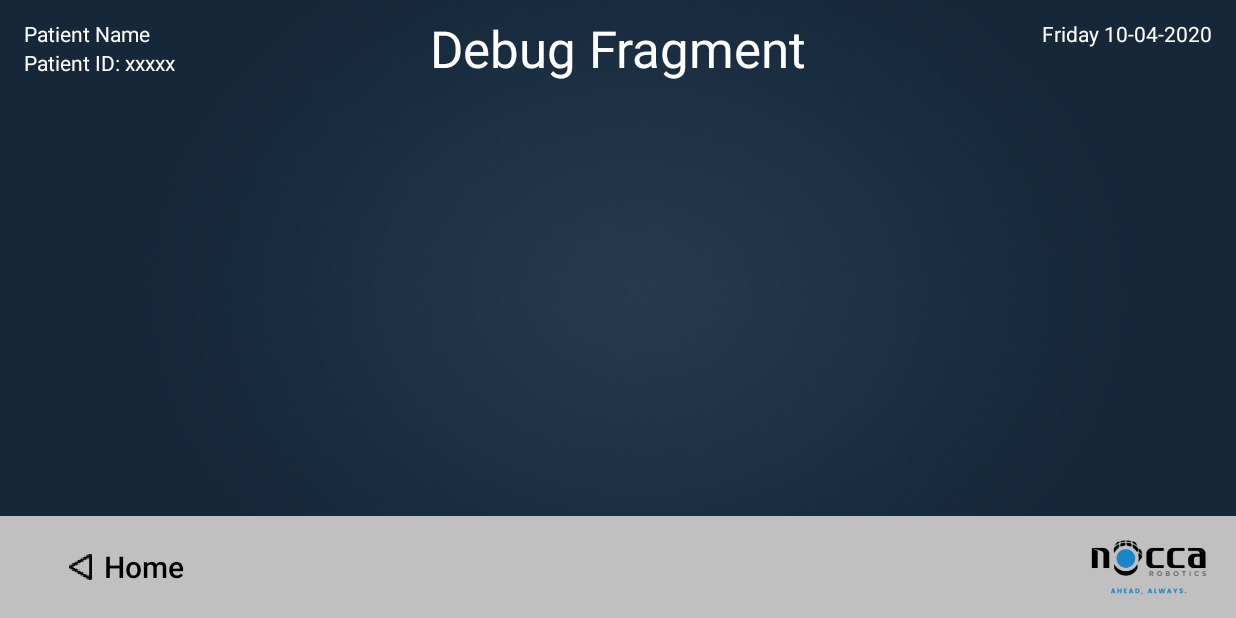
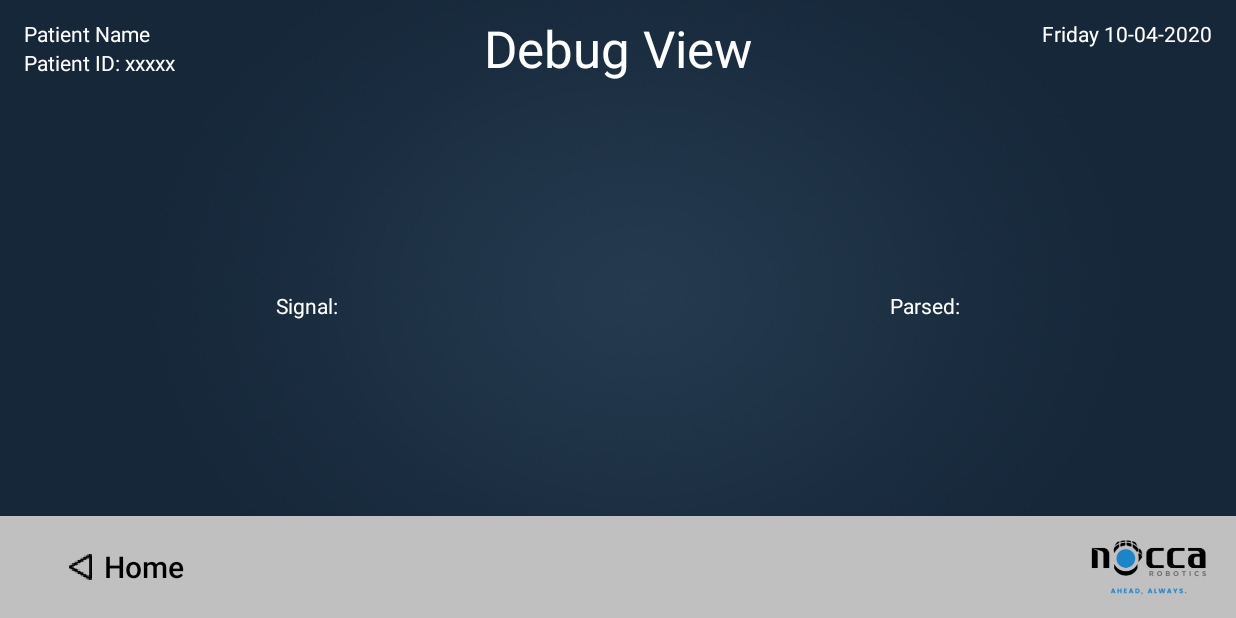
Before and after one commit to kshivang/NoccaVentilator, an Android app: the fragment DebugFragment placed in its activity, on a phone screen of 824 x 412 dp (held sideways). Run offline under Robolectric (Android 15) with nearby library versions, the phone set to English and light mode, and no system bars; our stand-ins replace RxJava; libraries missing offline, so code that uses them is left out: com.felhr.usbserial; 1 statement that could not run was skipped.

Commit message:
before patient integration done

```diff
--- a/app/src/main/java/ai/rever/noccaventilator/api/BottomStausGetter.kt
+++ b/app/src/main/java/ai/rever/noccaventilator/api/BottomStausGetter.kt
@@ -4,19 +4,19 @@ import ai.rever.noccaventilator.model.BottomStatus
 import io.reactivex.rxjava3.core.Flowable
 import io.reactivex.rxjava3.kotlin.Flowables
 
-val bottomStatusFlowable = run {
+val bottomStatusFlowable get() = run {
     Flowables.combineLatest(pipFlowable, peepFlowable, rrFlowable, ieFlowable
     ) { pip, peep, rr, ie -> BottomStatus(pip, peep, rr, ie) }
 }
 
-private val pipFlowable = valueSignalFlowable("d")
+private val pipFlowable get() = valueSignalFlowable("d")
     .startWithItem(IDLE_SIGNAL)
 
-private val peepFlowable = valueSignalFlowable("e")
+private val peepFlowable get() = valueSignalFlowable("e")
     .startWithItem(IDLE_SIGNAL)
 
-private var rrFlowable = valueSignalFlowable("f")
+private val rrFlowable get() = valueSignalFlowable("f")
     .startWithItem(IDLE_SIGNAL)
 
-private val ieFlowable = valueSignalFlowable("g")
+private val ieFlowable get() = valueSignalFlowable("g")
     .startWithItem(IDLE_SIGNAL)
--- a/app/src/main/java/ai/rever/noccaventilator/api/VentilatorGraphDataFlowable.kt
+++ b/app/src/main/java/ai/rever/noccaventilator/api/VentilatorGraphDataFlowable.kt
@@ -2,10 +2,6 @@ package ai.rever.noccaventilator.api
 
 import com.github.mikephil.charting.data.Entry
 import io.reactivex.rxjava3.android.schedulers.AndroidSchedulers
-
-val randomData: Int get() {
-    return (40..60).random()
-}
 
 val ptGraphEntryFlowable get() = run {
     val startSec = System.currentTimeMillis()
--- a/app/src/main/java/ai/rever/noccaventilator/view/home/DebugFragment.kt
+++ b/app/src/main/java/ai/rever/noccaventilator/view/home/DebugFragment.kt
@@ -14,7 +14,7 @@ import kotlinx.android.synthetic.main.fragment_debug.*
 
 class DebugFragment : BaseFragment() {
     override val title: String
-        get() = "Debug Fragment"
+        get() = "Debug View"
 
     override fun onCreateView(
         inflater: LayoutInflater,
--- a/app/src/main/java/ai/rever/noccaventilator/view/home/ventilator_mode/ventilator_mode_details/VentilatorAlarmFragment.kt
+++ b/app/src/main/java/ai/rever/noccaventilator/view/home/ventilator_mode/ventilator_mode_details/VentilatorAlarmFragment.kt
@@ -28,7 +28,7 @@ class VentilatorAlarmFragment(override val title: String) : BaseFragment() {
     override val showBottomStatus: Boolean
         get() = true
 
-    var ventilatorAlarmData = VentilatorAlarm(32,  21, 42,  21, 52,  25)
+    var ventilatorAlarmData = VentilatorAlarm(32,  32, 32,  32, 32,  32)
 
     override fun onViewCreated(view: View, savedInstanceState: Bundle?) {
         super.onViewCreated(view, savedInstanceState)
@@ -141,9 +141,9 @@ class VentilatorAlarmFragment(override val title: String) : BaseFragment() {
         }
 
         holderActivity?.setBottomNavButton(getString(R.string.start), View.OnClickListener {
-            requestStart(ventilatorAlarmData).thenAccept {
+            requestStart(ventilatorAlarmData).thenAccept { runOnActive {
                 holderFragment?.setChildFragment(VentilatorGraphFragment(title))
-            }
+            } }
         })
     }
 }
--- a/app/src/main/java/ai/rever/noccaventilator/view/home/ventilator_mode/ventilator_mode_details/VentilatorGraphFragment.kt
+++ b/app/src/main/java/ai/rever/noccaventilator/view/home/ventilator_mode/ventilator_mode_details/VentilatorGraphFragment.kt
@@ -37,9 +37,9 @@ class VentilatorGraphFragment(override val title: String) : BaseFragment() {
         super.onViewCreated(view, savedInstanceState)
 
         holderActivity?.setBottomNavButton(getString(R.string.set_alarm), View.OnClickListener {
-            requestSetAlarm.thenAccept {
+            requestSetAlarm.thenAccept { runOnActive {
                 holderFragment?.setChildFragment(VentilatorAlarmFragment(title))
-            }
+            } }
         })
 
         setChartStyle(lcPT)
--- a/app/src/main/res/layout/fragment_debug.xml
+++ b/app/src/main/res/layout/fragment_debug.xml
@@ -2,7 +2,6 @@
 <androidx.constraintlayout.widget.ConstraintLayout xmlns:android="http://schemas.android.com/apk/res/android"
     android:layout_width="match_parent"
     android:layout_height="match_parent"
-    xmlns:tools="http://schemas.android.com/tools"
     xmlns:app="http://schemas.android.com/apk/res-auto">
 
     <TextView
@@ -10,7 +9,7 @@
         android:layout_width="0dp"
         android:layout_height="0dp"
         android:gravity="center"
-        tools:text="Signal Value"
+        android:text="Signal: "
         app:layout_constraintTop_toTopOf="parent"
         app:layout_constraintStart_toStartOf="parent"
         app:layout_constraintBottom_toBottomOf="parent"
@@ -22,7 +21,7 @@
         android:layout_width="0dp"
         android:layout_height="0dp"
         android:gravity="center"
-        tools:text="Parsed value Value"
+        android:text="Parsed: "
         app:layout_constraintTop_toTopOf="parent"
         app:layout_constraintEnd_toEndOf="parent"
         app:layout_constraintStart_toEndOf="@+id/tvSignalValue"
```
Also changed, not shown: app/src/main/java/ai/rever/noccaventilator/api/PreCheckTestFlowable.kt (+0 -20 lines), app/src/main/java/ai/rever/noccaventilator/view/home/ventilator_mode/VentilatorModeFragment.kt (+6 -6 lines), app/src/main/res/layout/fragment_ventilator_graph.xml (+11 -6 lines).
